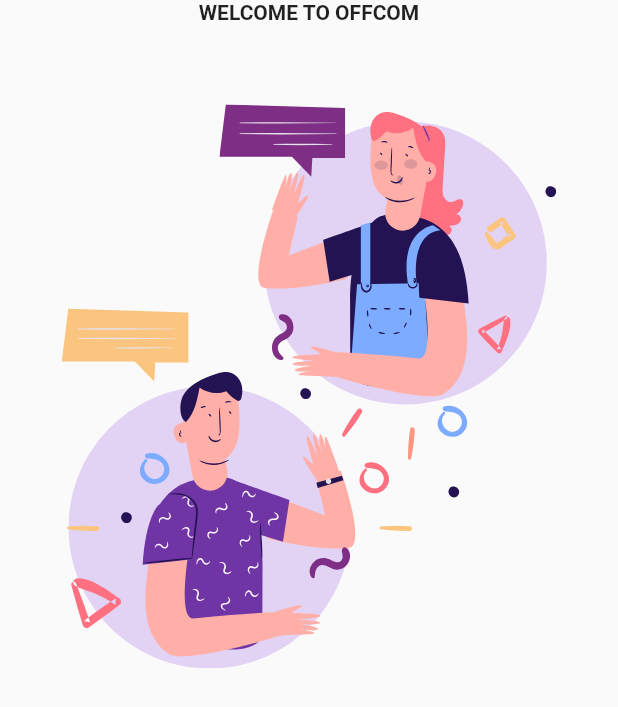
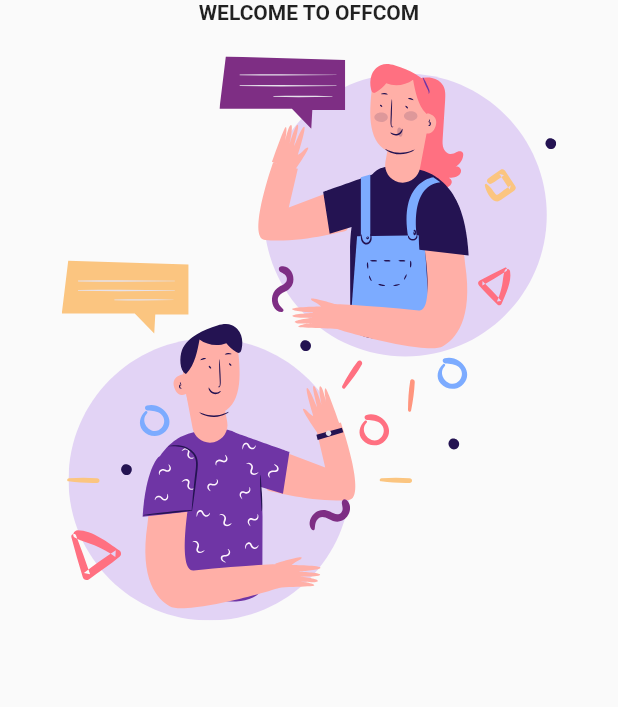
Before and after one commit to RenaldoLouis/foodAppCommsult, a Flutter app: the WelcomeImage widget shown alone on an empty page, opened directly, on a phone screen of 412 x 824 dp. Shown: the top 707 px of the screen. Run offline on Flutter 3.47's test engine with Material 2 defaults, Android fonts, the phone set to English and light mode, and no system bars; our stand-ins replace dio, firebase_auth, firebase_core, flutter_svg, lottie, rive; accounts and stored records are empty; network calls fail.

Commit message:
fix keyboard when input

```diff
--- a/flutter_frontend/lib/components/background.dart
+++ b/flutter_frontend/lib/components/background.dart
@@ -14,7 +14,7 @@ class Background extends StatelessWidget {
   @override
   Widget build(BuildContext context) {
     return Scaffold(
-      resizeToAvoidBottomInset: false,
+      resizeToAvoidBottomInset: true,
       body: Container(
         width: double.infinity,
         height: MediaQuery.of(context).size.height,
--- a/flutter_frontend/lib/pages/Welcome/components/welcome_image.dart
+++ b/flutter_frontend/lib/pages/Welcome/components/welcome_image.dart
@@ -16,7 +16,7 @@ class WelcomeImage extends StatelessWidget {
           "WELCOME TO OFFCOM",
           style: TextStyle(fontWeight: FontWeight.bold),
         ),
-        SizedBox(height: defaultPadding * 2),
+        // SizedBox(height: defaultPadding * 2),
         Row(
           children: [
             Spacer(),
@@ -29,7 +29,7 @@ class WelcomeImage extends StatelessWidget {
             Spacer(),
           ],
         ),
-        SizedBox(height: defaultPadding * 2),
+        // SizedBox(height: defaultPadding * 2),
       ],
     );
   }
```
